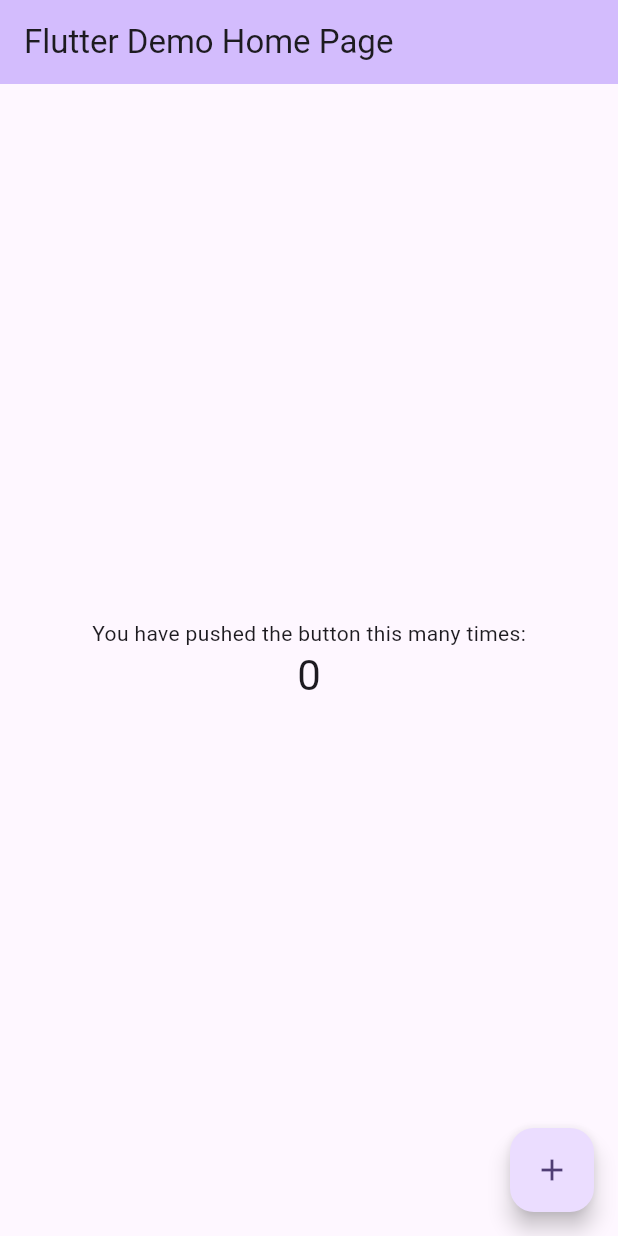
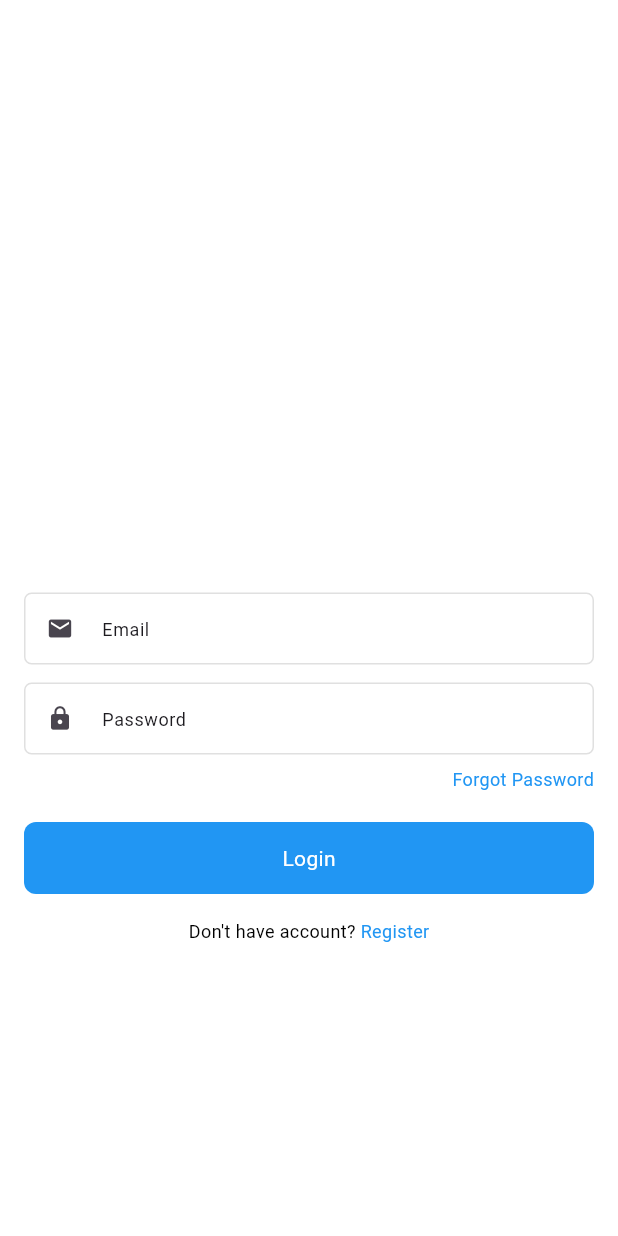
Before and after one commit to bilardos29/astronacci, a Flutter app: the screen it shows after launch, on a phone screen of 412 x 824 dp. Run offline on Flutter 3.47's test engine with Material 3 defaults, Android fonts, the phone set to English and light mode, and no system bars; our stand-ins replace get.

Commit message:
add login page, add home page, and ddd architectur

```diff
--- a/lib/main.dart
+++ b/lib/main.dart
@@ -1,4 +1,7 @@
+import 'package:astronacci/module/home/presentation/page/home.dart';
+import 'package:astronacci/utils/config/route_config.dart';
 import 'package:flutter/material.dart';
+import 'package:get/get.dart';
 
 void main() {
   runApp(const MyApp());
@@ -13,113 +16,16 @@ class MyApp extends StatelessWidget {
     return MaterialApp(
       title: 'Flutter Demo',
       theme: ThemeData(
-        // This is the theme of your application.
-        //
-        // TRY THIS: Try running your application with "flutter run". You'll see
-        // the application has a purple toolbar. Then, without quitting the app,
-        // try changing the seedColor in the colorScheme below to Colors.green
-        // and then invoke "hot reload" (save your changes or press the "hot
-        // reload" button in a Flutter-supported IDE, or press "r" if you used
-        // the command line to start the app).
-        //
-        // Notice that the counter didn't reset back to zero; the application
-        // state is not lost during the reload. To reset the state, use hot
-        // restart instead.
-        //
-        // This works for code too, not just values: Most code changes can be
-        // tested with just a hot reload.
-        colorScheme: ColorScheme.fromSeed(seedColor: Colors.deepPurple),
+        colorScheme: ColorScheme.fromSeed(seedColor: Colors.lightBlue),
         useMaterial3: true,
       ),
-      home: const MyHomePage(title: 'Flutter Demo Home Page'),
+      home: GetMaterialApp(
+        //theme: ThemeConfig.mainTheme(context),
+        initialRoute: RouteConfig.login,
+        // initialBinding: InitialBinding(),
+        unknownRoute: RouteConfig.unknownPage,
+        getPages: RouteConfig().listPages,
+      ),
     );
   }
 }
-
-class MyHomePage extends StatefulWidget {
-  const MyHomePage({super.key, required this.title});
-
-  // This widget is the home page of your application. It is stateful, meaning
-  // that it has a State object (defined below) that contains fields that affect
-  // how it looks.
-
-  // This class is the configuration for the state. It holds the values (in this
-  // case the title) provided by the parent (in this case the App widget) and
-  // used by the build method of the State. Fields in a Widget subclass are
-  // always marked "final".
-
-  final String title;
-
-  @override
-  State<MyHomePage> createState() => _MyHomePageState();
-}
-
-class _MyHomePageState extends State<MyHomePage> {
-  int _counter = 0;
-
-  void _incrementCounter() {
-    setState(() {
-      // This call to setState tells the Flutter framework that something has
-      // changed in this State, which causes it to rerun the build method below
-      // so that the display can reflect the updated values. If we changed
-      // _counter without calling setState(), then the build method would not be
-      // called again, and so nothing would appear to happen.
-      _counter++;
-    });
-  }
-
-  @override
-  Widget build(BuildContext context) {
-    // This method is rerun every time setState is called, for instance as done
-    // by the _incrementCounter method above.
-    //
-    // The Flutter framework has been optimized to make rerunning build methods
-    // fast, so that you can just rebuild anything that needs updating rather
-    // than having to individually change instances of widgets.
-    return Scaffold(
-      appBar: AppBar(
-        // TRY THIS: Try changing the color here to a specific color (to
-        // Colors.amber, perhaps?) and trigger a hot reload to see the AppBar
-        // change color while the other colors stay the same.
-        backgroundColor: Theme.of(context).colorScheme.inversePrimary,
-        // Here we take the value from the MyHomePage object that was created by
-        // the App.build method, and use it to set our appbar title.
-        title: Text(widget.title),
-      ),
-      body: Center(
-        // Center is a layout widget. It takes a single child and positions it
-        // in the middle of the parent.
-        child: Column(
-          // Column is also a layout widget. It takes a list of children and
-          // arranges them vertically. By default, it sizes itself to fit its
-          // children horizontally, and tries to be as tall as its parent.
-          //
-          // Column has various properties to control how it sizes itself and
-          // how it positions its children. Here we use mainAxisAlignment to
-          // center the children vertically; the main axis here is the vertical
-          // axis because Columns are vertical (the cross axis would be
-          // horizontal).
-          //
-          // TRY THIS: Invoke "debug painting" (choose the "Toggle Debug Paint"
-          // action in the IDE, or press "p" in the console), to see the
-          // wireframe for each widget.
-          mainAxisAlignment: MainAxisAlignment.center,
-          children: <Widget>[
-            const Text(
-              'You have pushed the button this many times:',
-            ),
-            Text(
-              '$_counter',
-              style: Theme.of(context).textTheme.headlineMedium,
-            ),
-          ],
-        ),
-      ),
-      floatingActionButton: FloatingActionButton(
-        onPressed: _incrementCounter,
-        tooltip: 'Increment',
-        child: const Icon(Icons.add),
-      ), // This trailing comma makes auto-formatting nicer for build methods.
-    );
-  }
-}
--- /dev/null
+++ b/lib/module/home/presentation/binding/home_binding.dart
@@ -0,0 +1,14 @@
+import 'package:get/get.dart';
+
+import '../controller/home_controller.dart';
+
+class HomeBinding extends Bindings {
+
+  @override
+  void dependencies() {
+    Get.put(
+      HomeController(),
+    );
+  }
+
+}
--- /dev/null
+++ b/lib/module/home/presentation/controller/home_controller.dart
@@ -0,0 +1,5 @@
+import 'package:get/get.dart';
+
+class HomeController extends GetxController{
+
+}
--- /dev/null
+++ b/lib/module/home/presentation/page/home.dart
@@ -0,0 +1,50 @@
+import 'package:astronacci/module/home/presentation/controller/home_controller.dart';
+import 'package:flutter/material.dart';
+
+class HomePage extends StatefulWidget {
+  HomePage({Key? key, required this.controller}) : super(key: key);
+
+  HomeController controller;
+
+  @override
+  State<HomePage> createState() => _HomePageState();
+}
+
+class _HomePageState extends State<HomePage> {
+  int _counter = 0;
+
+  void _incrementCounter() {
+    setState(() {
+      _counter++;
+    });
+  }
+
+  @override
+  Widget build(BuildContext context) {
+    return Scaffold(
+      appBar: AppBar(
+        backgroundColor: Theme.of(context).colorScheme.inversePrimary,
+        title: const Text('Home'),
+      ),
+      body: Center(
+        child: Column(
+          mainAxisAlignment: MainAxisAlignment.center,
+          children: <Widget>[
+            const Text(
+              'You have pushed the button this many times:',
+            ),
+            Text(
+              '$_counter',
+              style: Theme.of(context).textTheme.headlineMedium,
+            ),
+          ],
+        ),
+      ),
+      floatingActionButton: FloatingActionButton(
+        onPressed: _incrementCounter,
+        tooltip: 'Increment',
+        child: const Icon(Icons.add),
+      ), // This trailing comma makes auto-formatting nicer for build methods.
+    );
+  }
+}
--- /dev/null
+++ b/lib/module/login/presentation/binding/login_binding.dart
@@ -0,0 +1,13 @@
+import 'package:astronacci/module/login/presentation/controller/login_controller.dart';
+import 'package:get/get.dart';
+
+class LoginBinding extends Bindings {
+
+  @override
+  void dependencies() {
+    Get.put(
+      LoginController(),
+    );
+  }
+
+}
--- /dev/null
+++ b/lib/module/login/presentation/controller/login_controller.dart
@@ -0,0 +1,5 @@
+import 'package:get/get.dart';
+
+class LoginController extends GetxController {
+
+}
--- /dev/null
+++ b/lib/module/login/presentation/page/login.dart
@@ -0,0 +1,73 @@
+import 'package:astronacci/widgets/main_button.dart';
+import 'package:astronacci/widgets/rounded_text_field.dart';
+import 'package:astronacci/widgets/text_button.dart';
+import 'package:flutter/material.dart';
+
+import '../controller/login_controller.dart';
+
+class LoginPage extends StatefulWidget {
+  LoginPage({Key? key, required this.controller}) : super(key: key);
+
+  LoginController controller;
+
+  @override
+  State<LoginPage> createState() => _LoginPageState();
+}
+
+class _LoginPageState extends State<LoginPage> {
+  late TextEditingController textController = TextEditingController();
+
+  @override
+  Widget build(BuildContext context) {
+    return Scaffold(
+      backgroundColor: Colors.white,
+      body: Container(
+        padding: const EdgeInsets.symmetric(horizontal: 16),
+        child: Column(
+          mainAxisAlignment: MainAxisAlignment.center,
+          crossAxisAlignment: CrossAxisAlignment.center,
+          children: [
+            const SizedBox(height: 200),
+            RoundedTextField(
+              textController: textController,
+              hintText: 'Email',
+              prefix: const Icon(Icons.email),
+            ),
+            const SizedBox(height: 10),
+            RoundedTextField(
+              textController: textController,
+              hintText: 'Password',
+              obscureText: true,
+              prefix: const Icon(Icons.lock),
+            ),
+            const SizedBox(height: 6),
+            Row(
+              mainAxisAlignment: MainAxisAlignment.end,
+              children: [
+                TextButtons(
+                    label: 'Forgot Password',
+                    textColor: Colors.blue,
+                    onClick: () {}),
+              ],
+            ),
+            const SizedBox(height: 20),
+            MainButton(
+                label: 'Login',
+                bgColor: Colors.blue,
+                textColor: Colors.white,
+                onClick: () {}),
+            const SizedBox(height: 16),
+            Row(
+              mainAxisAlignment: MainAxisAlignment.center,
+              children: [
+                TextButtons(label: 'Don\'t have account? ', onClick: () {}),
+                TextButtons(
+                    label: 'Register', textColor: Colors.blue, onClick: () {}),
+              ],
+            ),
+          ],
+        ),
+      ),
+    );
+  }
+}
--- /dev/null
+++ b/lib/module/unknown/presentation/page/unknown_page.dart
@@ -0,0 +1,14 @@
+import 'package:flutter/material.dart';
+
+class UnknownPage extends StatelessWidget {
+  const UnknownPage({super.key});
+
+  @override
+  Widget build(BuildContext context) {
+    return Scaffold(
+      appBar: AppBar(
+        title: const Text('404'),
+      ),
+    );
+  }
+}
--- /dev/null
+++ b/lib/utils/config/route_config.dart
@@ -0,0 +1,35 @@
+import 'package:astronacci/module/home/presentation/binding/home_binding.dart';
+import 'package:astronacci/module/login/presentation/binding/login_binding.dart';
+import 'package:get/get.dart';
+import 'package:get/get_navigation/src/routes/get_route.dart';
+
+import '../../module/home/presentation/page/home.dart';
+import '../../module/login/presentation/page/login.dart';
+import '../../module/unknown/presentation/page/unknown_page.dart';
+
+class RouteConfig {
+
+  static const login = '/login';
+  static const home = '/home';
+  static const unknownRoute = '/home';
+
+  final listPages = [
+    GetPage(
+      name: home,
+      page: () => HomePage(
+        controller: Get.find(),
+      ),
+      binding: HomeBinding(),
+    ),
+    GetPage(
+      name: login,
+      page: () => LoginPage(
+        controller: Get.find(),
+      ),
+      binding: LoginBinding(),
+    ),
+  ];
+
+  static final unknownPage =
+  GetPage(name: unknownRoute, page: () => const UnknownPage());
+}
--- /dev/null
+++ b/lib/widgets/main_button.dart
@@ -0,0 +1,36 @@
+import 'package:flutter/material.dart';
+
+class MainButton extends StatelessWidget {
+  const MainButton({
+    required this.label,
+    required this.bgColor,
+    required this.textColor,
+    required this.onClick,
+    Key? key,
+  }) : super(key: key);
+
+  final String label;
+  final Color bgColor;
+  final Color textColor;
+  final VoidCallback onClick;
+
+  @override
+  Widget build(BuildContext context) {
+    return InkWell(
+      onTap: onClick,
+      child: Container(
+        height: 48,
+        width: double.infinity,
+        decoration: BoxDecoration(
+          borderRadius: BorderRadius.circular(8),
+          color: bgColor,
+        ),
+        child: Center(
+            child: Text(
+          label,
+          style: TextStyle(color: textColor, fontSize: 14),
+        )),
+      ),
+    );
+  }
+}
--- /dev/null
+++ b/lib/widgets/rounded_text_field.dart
@@ -0,0 +1,133 @@
+import 'package:flutter/material.dart';
+import 'package:get/get.dart';
+
+class RoundedTextField extends StatefulWidget {
+  const RoundedTextField({
+    super.key,
+    this.onChanged,
+    this.onFocus,
+    this.onUnFocus,
+    this.radius = 5,
+    this.maxLines = 1,
+    this.maxLength,
+    this.textInputType = TextInputType.text,
+    this.prefix,
+    this.suffix,
+    this.fillColor,
+    this.hintText,
+    this.obscureText = false,
+    this.translateLabel = true,
+    this.disabled = false,
+    this.margin,
+    this.textCapitalization,
+    required this.textController,
+  });
+  final Function(String value)? onChanged;
+  final Function()? onFocus;
+  final Function()? onUnFocus;
+  final double radius;
+  final int maxLines;
+  final int? maxLength;
+  final TextInputType textInputType;
+  final Widget? prefix;
+  final Widget? suffix;
+  final Color? fillColor;
+  final String? hintText;
+  final TextEditingController textController;
+  final bool obscureText;
+  final bool translateLabel;
+  final bool disabled;
+  final EdgeInsets? margin;
+  final TextCapitalization? textCapitalization;
+
+  @override
+  State<RoundedTextField> createState() => _RoundedTextFieldState();
+}
+
+class _RoundedTextFieldState extends State<RoundedTextField> {
+  final hintTranslation = Rxn<String>();
+  final FocusNode focusNode = FocusNode();
+
+  @override
+  void initState() {
+    super.initState();
+    hintTranslation(widget.hintText);
+    if (widget.onFocus != null || widget.onUnFocus != null) {
+      focusNode.addListener(() {
+        if (focusNode.hasFocus) {
+          if (widget.onFocus != null) {
+            widget.onFocus!();
+          }
+        } else {
+          if (widget.onUnFocus != null) {
+            widget.onUnFocus!();
+          }
+        }
+      });
+    }
+  }
+
+  @override
+  Widget build(BuildContext context) {
+    return Column(
+      crossAxisAlignment: CrossAxisAlignment.start,
+      children: [
+        Obx(
+          () {
+            return Container(
+              height: widget.maxLines == 1 ? 50 : null,
+              // color: Colors.amber,
+              width: double.maxFinite,
+              child: TextField(
+                enabled: !widget.disabled,
+                obscureText: widget.obscureText,
+                controller: widget.textController,
+                keyboardType: widget.maxLines > 1
+                    ? TextInputType.multiline
+                    : widget.textInputType,
+                style: Theme.of(context).textTheme.bodyMedium?.copyWith(
+                      fontSize: 14,
+                    ),
+                textCapitalization:
+                    widget.textCapitalization ?? TextCapitalization.sentences,
+                decoration: InputDecoration(
+                  hintText: hintTranslation.value,
+                  hintStyle: Theme.of(context).textTheme.bodySmall,
+                  fillColor:
+                      widget.disabled ? Colors.grey.shade300 : widget.fillColor,
+                  filled: widget.fillColor == null ? false : true,
+                  contentPadding: const EdgeInsets.symmetric(horizontal: 10, vertical: 14),
+                  isDense: true,
+                  border: OutlineInputBorder(
+                    borderRadius: BorderRadius.circular(widget.radius),
+                  ),
+                  enabledBorder: OutlineInputBorder(
+                    borderRadius: BorderRadius.circular(widget.radius),
+                    borderSide: BorderSide(color: Colors.grey[300]!),
+                  ),
+                  prefixIcon: widget.prefix,
+                  suffixIcon: widget.suffix,
+                ),
+                maxLines: widget.maxLines,
+                maxLength: widget.maxLength,
+                buildCounter: (
+                  context, {
+                  required currentLength,
+                  required isFocused,
+                  maxLength,
+                }) =>
+                    null,
+                onChanged: (String value) {
+                  if (widget.onChanged != null) {
+                    widget.onChanged!(value);
+                  }
+                },
+                focusNode: focusNode,
+              ),
+            );
+          },
+        ),
+      ],
+    );
+  }
+}
--- /dev/null
+++ b/lib/widgets/text_button.dart
@@ -0,0 +1,25 @@
+import 'package:flutter/material.dart';
+
+class TextButtons extends StatelessWidget {
+  const TextButtons({
+    required this.label,
+    this.textColor = Colors.black,
+    required this.onClick,
+    Key? key,
+  }) : super(key: key);
+
+  final String label;
+  final Color textColor;
+  final VoidCallback onClick;
+
+  @override
+  Widget build(BuildContext context) {
+    return InkWell(
+      onTap: onClick,
+      child: Text(
+        label,
+        style: TextStyle(color: textColor, fontSize: 12),
+      ),
+    );
+  }
+}
```
Also changed, not shown: pubspec.yaml (+7 -28 lines), lib/utils/config/api_endpoint.dart (added), pubspec.lock, 9 other files.
